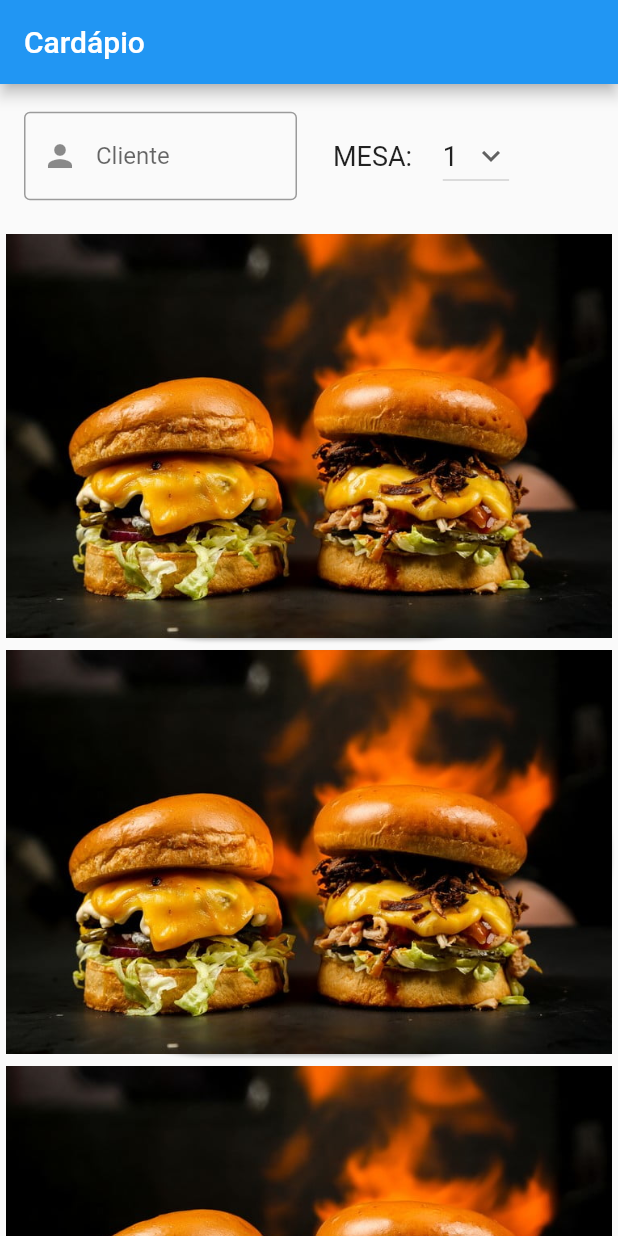
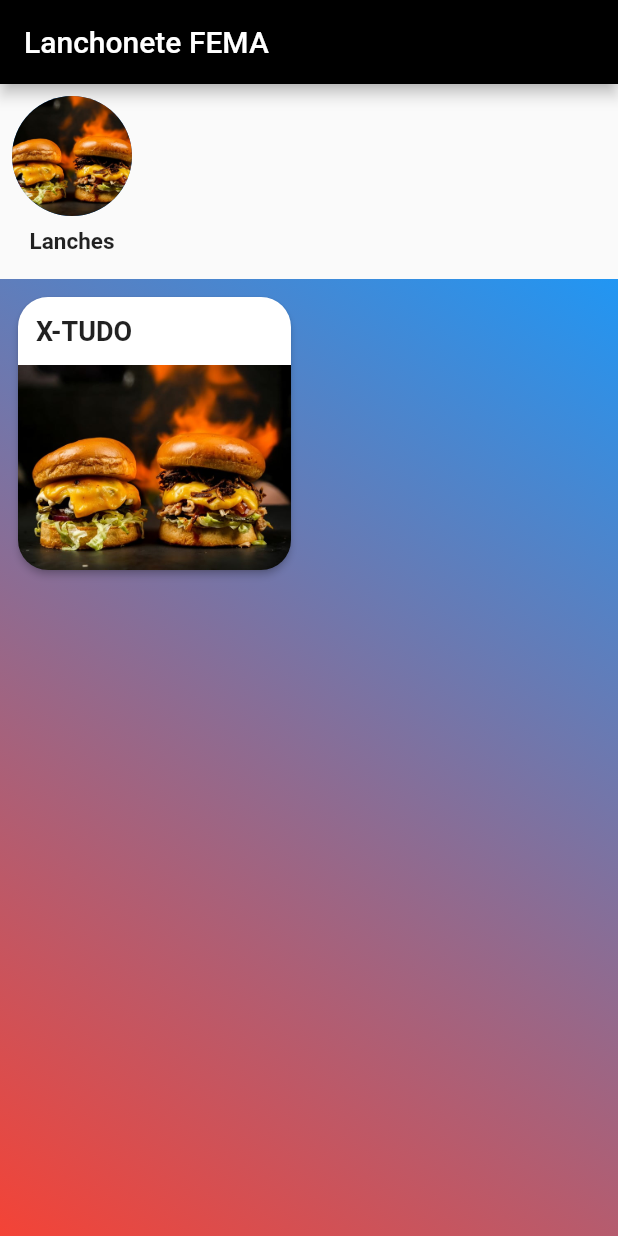
Before and after one commit to Schmidt2k/lanchonete, a Flutter app: the screen it shows after launch, on a phone screen of 412 x 824 dp. Run offline on Flutter 3.47's test engine with Material 2 defaults, Android fonts, the phone set to English and light mode, and no system bars; our stand-ins replace flutter_modular.

Commit message:
alterações no app.

```diff
--- a/mobilidade-lanchonete/lib/app/cardapio/app_cardapio_view.dart
+++ b/mobilidade-lanchonete/lib/app/cardapio/app_cardapio_view.dart
@@ -14,7 +14,8 @@ class _AppCardapioViewState extends State<AppCardapioView> {
   Widget build(BuildContext context) {
     return Scaffold(
       appBar: AppBar(
-        title: Text('Cardápio'),
+        backgroundColor: Colors.black,
+        title: Text('Lanchonete FEMA'),
       ),
       body: cardapio(),
     );
@@ -23,9 +24,34 @@ class _AppCardapioViewState extends State<AppCardapioView> {
   Widget cardapio() {
     return Column(
       children: [
-        clienteMesa(),
+        // clienteMesa(),
+        categorias(),
         listaLanches(),
       ],
+    );
+  }
+
+  Widget categorias() {
+    return Padding(
+      padding: const EdgeInsets.all(8.0),
+      child: Align(
+        alignment: Alignment.centerLeft,
+        child: Column(
+          children: [
+            CircleAvatar(
+              backgroundImage: AssetImage('assets/lanche.jpg'),
+              maxRadius: 40,
+            ),
+            Padding(
+              padding: const EdgeInsets.all(8.0),
+              child: Text(
+                'Lanches',
+                style: TextStyle(fontWeight: FontWeight.bold, fontSize: 15.0),
+              ),
+            ),
+          ],
+        ),
+      ),
     );
   }
 
@@ -54,8 +80,7 @@ class _AppCardapioViewState extends State<AppCardapioView> {
                     padding: const EdgeInsets.all(8.0),
                     child: Text(
                       'MESA: ',
-                      style: TextStyle(
-                          fontWeight: FontWeight.normal, fontSize: 18.0),
+                      style: TextStyle(fontSize: 18.0),
                     ),
                   ),
                   Padding(
@@ -90,17 +115,53 @@ class _AppCardapioViewState extends State<AppCardapioView> {
 
   Widget listaLanches() {
     return Expanded(
-      child: ListView.builder(
-        itemCount: 3,
-        itemBuilder: (context, index) {
-          return Card(
-            shape: RoundedRectangleBorder(
-                borderRadius: BorderRadius.circular(150)),
-            child: Image.asset(
-              'assets/lanche.jpg',
-            ),
-          );
-        },
+      child: Container(
+        decoration: BoxDecoration(
+          gradient: LinearGradient(
+            begin: Alignment.topRight,
+            end: Alignment.bottomLeft,
+            colors: [
+              Colors.blue,
+              Colors.red,
+            ],
+          ),
+        ),
+        child: GridView.count(
+          crossAxisCount: 2,
+          shrinkWrap: true,
+          children: List.generate(1, (index) {
+            return Padding(
+              padding: const EdgeInsets.all(8.0),
+              child: Card(
+                elevation: 2.0,
+                clipBehavior: Clip.antiAliasWithSaveLayer,
+                shape: RoundedRectangleBorder(
+                    borderRadius: BorderRadius.circular(20)),
+                child: Column(
+                  children: [
+                    Padding(
+                      padding: const EdgeInsets.all(12.0),
+                      child: Align(
+                        alignment: Alignment.centerLeft,
+                        child: Text(
+                          'X-TUDO',
+                          style: TextStyle(
+                              fontWeight: FontWeight.bold, fontSize: 18.0),
+                        ),
+                      ),
+                    ),
+                    Expanded(
+                      child: Image.asset(
+                        'assets/lanche.jpg',
+                        fit: BoxFit.cover,
+                      ),
+                    ),
+                  ],
+                ),
+              ),
+            );
+          }),
+        ),
       ),
     );
   }
```
